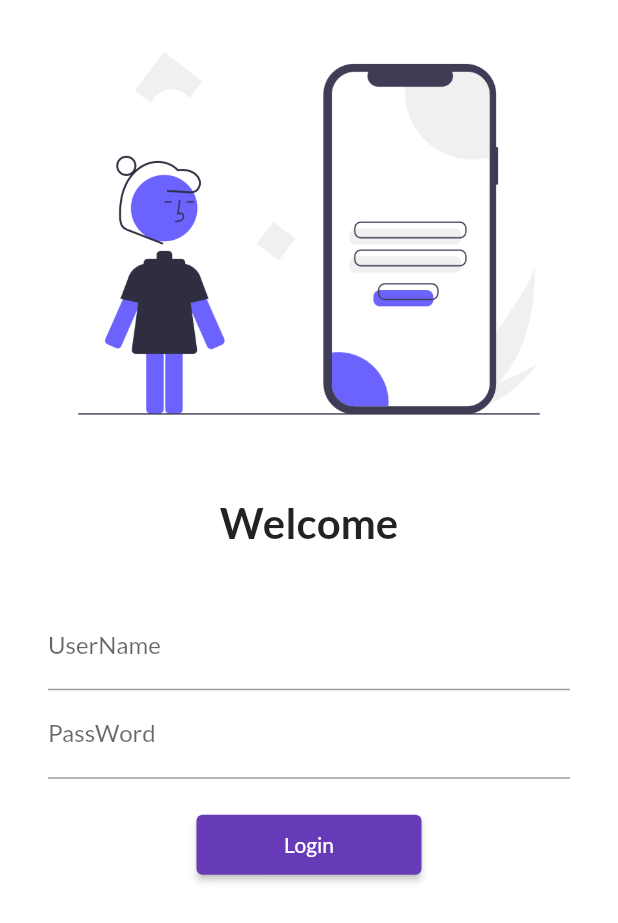
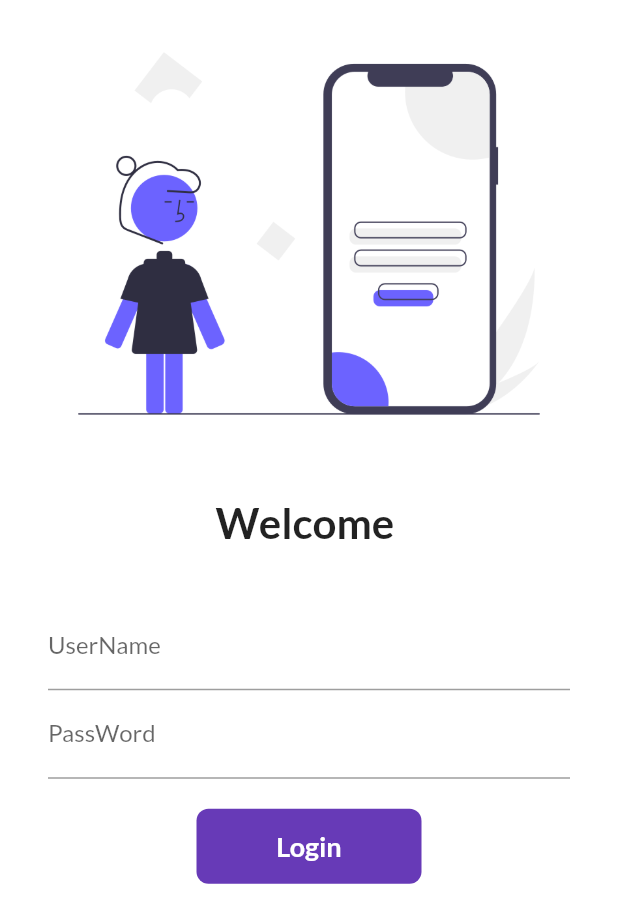
Before and after one commit to adityakaushik22/30DaysofFlutter, a Flutter app: the screen it shows after launch, on a phone screen of 412 x 824 dp. Shown: the top 923 px of the screen. Run offline on Flutter 3.47's test engine with Material 2 defaults, Android fonts, the phone set to English and light mode, and no system bars; our stand-ins replace google_fonts.

Commit message:
day 6 completed

```diff
--- a/lib/pages/login_page.dart
+++ b/lib/pages/login_page.dart
@@ -1,9 +1,16 @@
 import 'package:first_app/utils/routes.dart';
 import 'package:flutter/material.dart';
 
-class Loginpage extends StatelessWidget {
+class Loginpage extends StatefulWidget {
   const Loginpage({super.key});
 
+  @override
+  State<Loginpage> createState() => _LoginpageState();
+}
+
+class _LoginpageState extends State<Loginpage> {
+  String name = "";
+  bool changeButton = false;
   @override
   Widget build(BuildContext context) {
     return Material(
@@ -19,7 +26,7 @@ class Loginpage extends StatelessWidget {
                 height: 20.0,
               ),
               Text(
-                "Welcome",
+                "Welcome $name",
                 style: TextStyle(fontSize: 28, fontWeight: FontWeight.bold),
               ),
               SizedBox(
@@ -35,6 +42,10 @@ class Loginpage extends StatelessWidget {
                         hintText: "Enter UserName",
                         labelText: "UserName",
                       ),
+                      onChanged: (value) {
+                        name = value;
+                        setState(() {});
+                      },
                     ),
                     TextFormField(
                       obscureText: true,
@@ -46,16 +57,50 @@ class Loginpage extends StatelessWidget {
                     SizedBox(
                       height: 20.0,
                     ),
-                    ElevatedButton(
-                      onPressed: () {
+                    InkWell(
+                      onTap: () async {
+                        setState(() {
+                          changeButton = true;
+                        });
+
+                        await Future.delayed(Duration(milliseconds: 700));
                         Navigator.pushNamed(context, MyRoutes.homeRoute);
                       },
-                      child: Text(
-                        "Login",
-                        style: TextStyle(color: Colors.white),
+                      child: AnimatedContainer(
+                        duration: Duration(milliseconds: 700),
+                        width: changeButton ? 50 : 150,
+                        height: 50,
+                        alignment: Alignment.center,
+                        child: changeButton
+                            ? Icon(
+                                Icons.done,
+                                color: Colors.white,
+                              )
+                            : Text(
+                                "Login",
+                                style: TextStyle(
+                                  color: Colors.white,
+                                  fontWeight: FontWeight.bold,
+                                  fontSize: 18,
+                                ),
+                              ),
+                        decoration: BoxDecoration(
+                            color: Colors.deepPurple,
+                            borderRadius:
+                                BorderRadius.circular(changeButton ? 50 : 8)),
                       ),
-                      style: TextButton.styleFrom(minimumSize: Size(150, 40)),
-                    ),
+                    )
+
+                    // ElevatedButton(
+                    //   onPressed: () {
+                    //     Navigator.pushNamed(context, MyRoutes.homeRoute);
+                    //   },
+                    //   child: Text(
+                    //     "Login",
+                    //     style: TextStyle(color: Colors.white),
+                    //   ),
+                    //   style: TextButton.styleFrom(minimumSize: Size(150, 40)),
+                    // ),
                   ],
                 ),
               )
```
